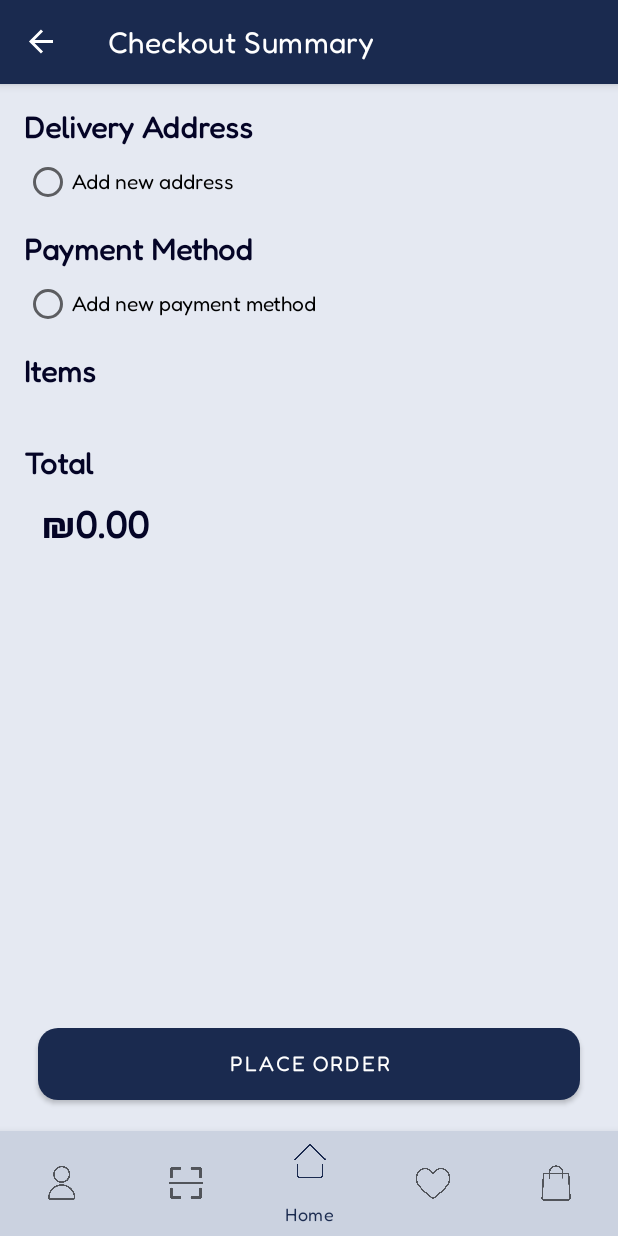
After one commit to veronika8597/Shoppy_OnlineShop, an Android app: the CheckoutSummaryFragment screen opened through its navigation route, on a phone screen of 412 x 824 dp. The commit adds this screen. Run offline under Robolectric (Android 15) with nearby library versions, the phone set to English and light mode, and no system bars; our stand-ins replace Firebase (no records; nobody signed in at launch, a user with empty details on screens opened directly), Shimmer, navigation-ui; pictures from the network do not load; 1 statement that could not run was skipped.

Commit message:
checkout summary

```diff
--- /dev/null
+++ b/app/src/main/java/com/example/shoppy_onlineshop/ui/orderPlacement/orderDetails/CheckoutSummaryFragment.kt
@@ -0,0 +1,141 @@
+package com.example.shoppy_onlineshop.ui.orderPlacement.orderDetails
+
+import android.os.Bundle
+import android.view.LayoutInflater
+import android.view.View
+import android.view.ViewGroup
+import android.widget.RadioButton
+import android.widget.Toast
+import androidx.core.content.res.ResourcesCompat
+import androidx.fragment.app.Fragment
+import androidx.fragment.app.activityViewModels
+import androidx.navigation.fragment.findNavController
+import androidx.recyclerview.widget.LinearLayoutManager
+import com.example.shoppy_onlineshop.R
+import com.example.shoppy_onlineshop.databinding.FragmentCheckoutSummaryBinding
+import com.example.shoppy_onlineshop.ui.bag.BagViewModel
+import com.example.shoppy_onlineshop.ui.userProfile.Orders.Order
+import com.example.shoppy_onlineshop.ui.userProfile.Orders.OrdersViewModel
+import com.example.shoppy_onlineshop.ui.userProfile.addresses.AddressesViewModel
+import com.example.shoppy_onlineshop.ui.userProfile.addresses.EditAddressBottomSheet
+import com.example.shoppy_onlineshop.ui.userProfile.paymentMethods.EditPaymentMethodBottomSheet
+import com.example.shoppy_onlineshop.ui.userProfile.paymentMethods.PaymentMethodsViewModel
+import com.google.firebase.auth.FirebaseAuth
+
+
+class CheckoutSummaryFragment : Fragment() {
+    private lateinit var binding: FragmentCheckoutSummaryBinding
+    private val addressViewModel: AddressesViewModel by activityViewModels()
+    private val paymentViewModel: PaymentMethodsViewModel by activityViewModels()
+    private val bagViewModel: BagViewModel by activityViewModels()
+    private val ordersViewModel: OrdersViewModel by activityViewModels()
+
+    override fun onCreateView(
+        inflater: LayoutInflater, container: ViewGroup?,
+        savedInstanceState: Bundle?
+    ): View {
+        binding = FragmentCheckoutSummaryBinding.inflate(inflater, container, false)
+
+        setupAddressSection()
+        setupPaymentSection()
+        setupProductSummary()
+
+        binding.placeOrderButton.setOnClickListener {
+            val selectedAddressId = binding.addressRadioGroup.checkedRadioButtonId
+            val selectedPaymentId = binding.paymentMethodRadioGroup.checkedRadioButtonId
+
+            if (selectedAddressId == -1 || selectedPaymentId == -1) {
+                Toast.makeText(requireContext(), "Please select both address and payment method", Toast.LENGTH_SHORT).show()
+                return@setOnClickListener
+            }
+
+            val orderId = "ORD-${System.currentTimeMillis()}"
+            val bagItems = bagViewModel.bagItems.value.orEmpty()
+
+            val order = Order(
+                orderId = orderId,
+                userId = FirebaseAuth.getInstance().currentUser!!.uid,
+                items = bagItems,
+                status = "In Process",
+                timestamp = System.currentTimeMillis()
+            )
+
+            ordersViewModel.saveOrderToFirebase(order.userId, order,
+                onSuccess = {
+                    val bundle = Bundle().apply { putParcelable("order", order) }
+                    findNavController().navigate(R.id.action_checkoutSummaryFragment_to_orderConfirmationFragment, bundle)
+                },
+                onFailure = { error: Exception ->
+                    Toast.makeText(requireContext(), "Failed to place order: ${error.message}", Toast.LENGTH_LONG).show()
+                }
+            )
+        }
+
+        return binding.root
+    }
+
+    private fun setupAddressSection() {
+        val addressGroup = binding.addressRadioGroup
+        val addresses = addressViewModel.addresses.value.orEmpty()
+
+        addresses.forEachIndexed { index, address ->
+            val rb = RadioButton(requireContext()).apply {
+                text = "${address.streetAddress}, ${address.city}"
+                id = index
+                isChecked = address.isDefault
+                typeface = ResourcesCompat.getFont(requireContext(), R.font.fredoka)
+            }
+            addressGroup.addView(rb)
+        }
+
+        val addNew = RadioButton(requireContext()).apply {
+            text = "Add new address"
+            id = addresses.size
+            typeface = ResourcesCompat.getFont(requireContext(), R.font.fredoka)
+        }
+        addressGroup.addView(addNew)
+
+        addressGroup.setOnCheckedChangeListener { _, checkedId ->
+            if (checkedId == addresses.size) {
+                EditAddressBottomSheet().show(parentFragmentManager, "EditAddressBottomSheet")
+            }
+        }
+    }
+
+    private fun setupPaymentSection() {
+        val paymentGroup = binding.paymentMethodRadioGroup
+        val methods = paymentViewModel.paymentMethods.value.orEmpty()
+
+        methods.forEachIndexed { index, method ->
+            val rb = RadioButton(requireContext()).apply {
+                text = "**** **** **** ${method.cardNumber.takeLast(4)} - ${method.cardholderName}"
+                id = index
+                isChecked = method.isDefault
+                typeface = ResourcesCompat.getFont(requireContext(), R.font.fredoka)
+            }
+            paymentGroup.addView(rb)
+        }
+
+        val addNew = RadioButton(requireContext()).apply {
+            text = "Add new payment method"
+            id = methods.size
+            typeface = ResourcesCompat.getFont(requireContext(), R.font.fredoka)
+        }
+        paymentGroup.addView(addNew)
+
+        paymentGroup.setOnCheckedChangeListener { _, checkedId ->
+            if (checkedId == methods.size) {
+                EditPaymentMethodBottomSheet().show(parentFragmentManager, "EditPaymentMethodBottomSheet")
+            }
+        }
+    }
+
+    private fun setupProductSummary() {
+        val items = bagViewModel.bagItems.value.orEmpty()
+        binding.checkoutItemsRecyclerView.layoutManager = LinearLayoutManager(requireContext())
+        binding.checkoutItemsRecyclerView.adapter = CheckoutSummaryAdapter(items)
+
+        val total = items.sumOf { it.product.price * it.quantity }
+        binding.totalAmountText.text = "₪%.2f".format(total)
+    }
+}
--- a/app/src/main/java/com/example/shoppy_onlineshop/ui/userProfile/Orders/OrdersFragment.kt
+++ b/app/src/main/java/com/example/shoppy_onlineshop/ui/userProfile/Orders/OrdersFragment.kt
@@ -1,6 +1,5 @@
 package com.example.shoppy_onlineshop.ui.userProfile.Orders
 
-import OrdersViewModel
 import android.os.Bundle
 import android.view.LayoutInflater
 import android.view.View
--- a/app/src/main/java/com/example/shoppy_onlineshop/ui/userProfile/Orders/OrdersViewModel.kt
+++ b/app/src/main/java/com/example/shoppy_onlineshop/ui/userProfile/Orders/OrdersViewModel.kt
@@ -1,7 +1,8 @@
+package com.example.shoppy_onlineshop.ui.userProfile.Orders
+
 import androidx.lifecycle.LiveData
 import androidx.lifecycle.MutableLiveData
 import androidx.lifecycle.ViewModel
-import com.example.shoppy_onlineshop.ui.userProfile.Orders.Order
 import com.google.firebase.database.FirebaseDatabase
 import com.google.firebase.database.DataSnapshot
 import com.google.firebase.database.DatabaseError
@@ -28,7 +29,7 @@ class OrdersViewModel : ViewModel() {
             }
 
             override fun onCancelled(error: DatabaseError) {
-                android.util.Log.e("OrdersViewModel", "Error loading orders: ${error.message}")
+                android.util.Log.e("com.example.shoppy_onlineshop.ui.userProfile.Orders.OrdersViewModel", "Error loading orders: ${error.message}")
                 // Handle error appropriately, e.g., log it or show an error message
                 println("Error loading orders: ${error.message}")
                 _orders.value = emptyList() // Set to empty list in case of error
--- /dev/null
+++ b/app/src/main/res/drawable/rounded_image_background.xml
@@ -0,0 +1,6 @@
+<?xml version="1.0" encoding="utf-8"?>
+<shape xmlns:android="http://schemas.android.com/apk/res/android"
+    android:shape="rectangle">
+    <corners android:radius="8dp" />
+    <solid android:color="#EEEEEE" />
+</shape>
--- /dev/null
+++ b/app/src/main/res/layout/fragment_checkout_summary.xml
@@ -0,0 +1,120 @@
+<?xml version="1.0" encoding="utf-8"?>
+<androidx.constraintlayout.widget.ConstraintLayout
+    xmlns:android="http://schemas.android.com/apk/res/android"
+    xmlns:app="http://schemas.android.com/apk/res-auto"
+    xmlns:tools="http://schemas.android.com/tools"
+    android:id="@+id/checkoutSummaryLayout"
+    android:layout_width="match_parent"
+    android:layout_height="match_parent"
+    android:background="@color/lavender_gray"
+    android:layout_marginBottom="65dp"
+    tools:context=".ui.orderPlacement.orderDetails.CheckoutSummaryFragment">
+
+    <ScrollView
+        android:layout_width="0dp"
+        android:layout_height="0dp"
+        android:padding="16dp"
+        app:layout_constraintTop_toTopOf="parent"
+        app:layout_constraintBottom_toTopOf="@+id/placeOrderButton"
+        app:layout_constraintStart_toStartOf="parent"
+        app:layout_constraintEnd_toEndOf="parent">
+
+        <LinearLayout
+            android:id="@+id/summaryContainer"
+            android:layout_width="match_parent"
+            android:layout_height="wrap_content"
+            android:orientation="vertical"
+            android:paddingBottom="32dp">
+
+            <!-- Address -->
+            <TextView
+                android:layout_height="wrap_content"
+                android:layout_width="match_parent"
+                android:text="Delivery Address"
+                android:textColor="@color/Black_russian"
+                android:textSize="20sp"
+                android:fontFamily="@font/fredoka"
+                android:textStyle="bold"
+                android:layout_marginBottom="8dp" />
+
+            <RadioGroup
+                android:id="@+id/addressRadioGroup"
+                android:layout_width="match_parent"
+                android:layout_height="wrap_content"
+                android:orientation="vertical"
+                android:layout_marginBottom="16dp" />
+
+            <!-- Payment Method -->
+            <TextView
+                android:layout_width="match_parent"
+                android:layout_height="wrap_content"
+                android:text="Payment Method"
+                android:textColor="@color/Black_russian"
+                android:textSize="20sp"
+                android:fontFamily="@font/fredoka"
+                android:textStyle="bold"
+                android:layout_marginBottom="8dp"/>
+
+            <RadioGroup
+                android:id="@+id/paymentMethodRadioGroup"
+                android:layout_width="match_parent"
+                android:layout_height="wrap_content"
+                android:orientation="vertical"
+                android:layout_marginBottom="16dp" />
+
+            <!-- Products -->
+            <TextView
+                android:layout_width="match_parent"
+                android:layout_height="wrap_content"
+                android:text="Items"
+                android:textColor="@color/Black_russian"
+                android:textSize="20sp"
+                android:fontFamily="@font/fredoka"
+                android:textStyle="bold"
+                android:layout_marginBottom="8dp"/>
+
+            <androidx.recyclerview.widget.RecyclerView
+                android:id="@+id/checkoutItemsRecyclerView"
+                android:layout_width="match_parent"
+                android:layout_height="wrap_content"
+                android:layout_marginBottom="16dp" />
+
+            <!-- Total -->
+            <TextView
+                android:layout_width="match_parent"
+                android:layout_height="wrap_content"
+                android:text="Total"
+                android:textColor="@color/Black_russian"
+                android:textSize="20sp"
+                android:fontFamily="@font/fredoka"
+                android:textStyle="bold"
+                android:layout_marginTop="12dp"/>
+
+            <TextView
+                android:id="@+id/totalAmountText"
+                android:layout_width="match_parent"
+                android:layout_height="wrap_content"
+                android:textColor="@color/Black_russian"
+                android:text="$ 000.00"
+                android:fontFamily="@font/fredoka"
+                android:textSize="25sp"
+                android:textStyle="bold"
+                android:padding="12dp"
+                android:layout_marginBottom="32dp"/>
+        </LinearLayout>
+    </ScrollView>
+
+    <!-- Fixed bottom button -->
+    <Button
+        android:id="@+id/placeOrderButton"
+        android:layout_width="0dp"
+        android:layout_height="wrap_content"
+        android:layout_margin="25dp"
+        android:background="@drawable/button_background"
+        android:fontFamily="@font/fredoka"
+        android:text="Place Order"
+        app:layout_constraintBottom_toBottomOf="parent"
+        app:layout_constraintEnd_toEndOf="parent"
+        app:layout_constraintStart_toStartOf="parent" />
+
+</androidx.constraintlayout.widget.ConstraintLayout>
--- a/app/src/main/res/navigation/mobile_navigation.xml
+++ b/app/src/main/res/navigation/mobile_navigation.xml
@@ -79,11 +79,11 @@
             android:id="@+id/action_navigation_bag_to_navigation_home"
             app:destination="@id/navigation_home" />
         <action
-            android:id="@+id/action_bagFragment_to_orderConfirmationFragment"
-            app:destination="@id/orderConfirmationFragment" />
-        <action
             android:id="@+id/action_navigation_bag_to_addressesFragment"
             app:destination="@id/addressesFragment" />
+        <action
+            android:id="@+id/action_navigation_bag_to_checkoutSummaryFragment"
+            app:destination="@id/checkoutSummaryFragment" />
     </fragment>
 
 
@@ -153,7 +153,7 @@
 
     <fragment
         android:id="@+id/editAddressFragment"
-        android:name="com.example.shoppy_onlineshop.ui.userProfile.addresses.EditAddressFragment"
+        android:name="com.example.shoppy_onlineshop.ui.userProfile.addresses.EditAddressBottomSheet"
         android:label="@string/title_edit_address"
         tools:layout="@layout/fragment_edit_address" />
     <fragment
@@ -177,7 +177,7 @@
     </fragment>
     <fragment
         android:id="@+id/editPaymentMethodsFragment"
-        android:name="com.example.shoppy_onlineshop.ui.userProfile.paymentMethods.EditPaymentMethodsFragment"
+        android:name="com.example.shoppy_onlineshop.ui.userProfile.paymentMethods.EditPaymentMethodBottomSheet"
         android:label="@string/title_edit_payment_methods"
         tools:layout="@layout/fragment_edit_payment_methods" />
 
@@ -210,6 +210,18 @@
             android:id="@+id/action_orderConfirmationFragment_to_navigation_home"
             app:destination="@id/navigation_home" />
     </fragment>
+
+    <fragment
+        android:id="@+id/checkoutSummaryFragment"
+        android:name="com.example.shoppy_onlineshop.ui.orderPlacement.orderDetails.CheckoutSummaryFragment"
+        android:label="Checkout Summary"
+        tools:layout="@layout/fragment_checkout_summary" >
+        <action
+            android:id="@+id/action_checkoutSummaryFragment_to_orderConfirmationFragment"
+            app:destination="@id/orderConfirmationFragment" />
+    </fragment>
+
+
     <fragment
         android:id="@+id/orderDetailsFragment"
         android:name="com.example.shoppy_onlineshop.ui.orderPlacement.orderDetails.OrderDetailsFragment"
```
Also changed, not shown: app/src/main/java/com/example/shoppy_onlineshop/ui/bag/BagFragment.kt (+9 -17 lines), app/src/main/java/com/example/shoppy_onlineshop/ui/orderPlacement/OrderConfirmationFragment.kt (+23 -2 lines), app/src/main/java/com/example/shoppy_onlineshop/ui/orderPlacement/orderDetails/CheckoutSummaryAdapter.kt (added, +43 -0 lines), app/src/main/res/layout/item_checkout_summary_row.xml (added, +50 -0 lines).
